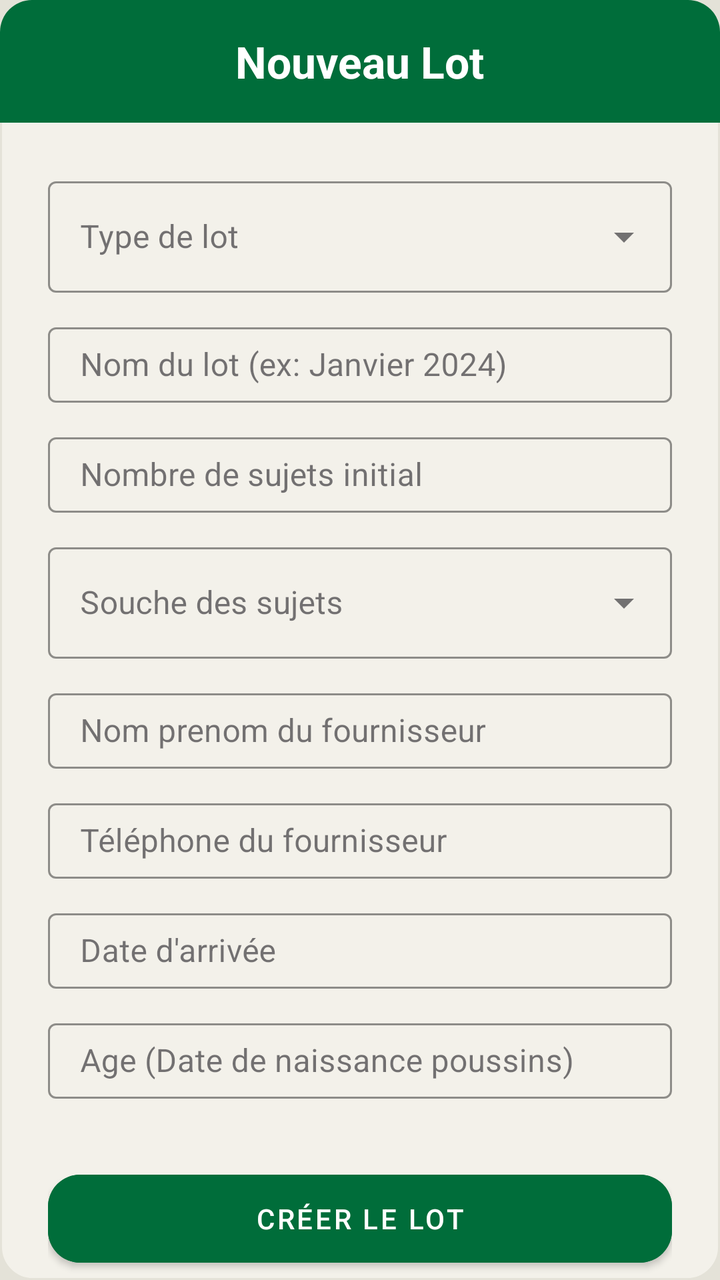
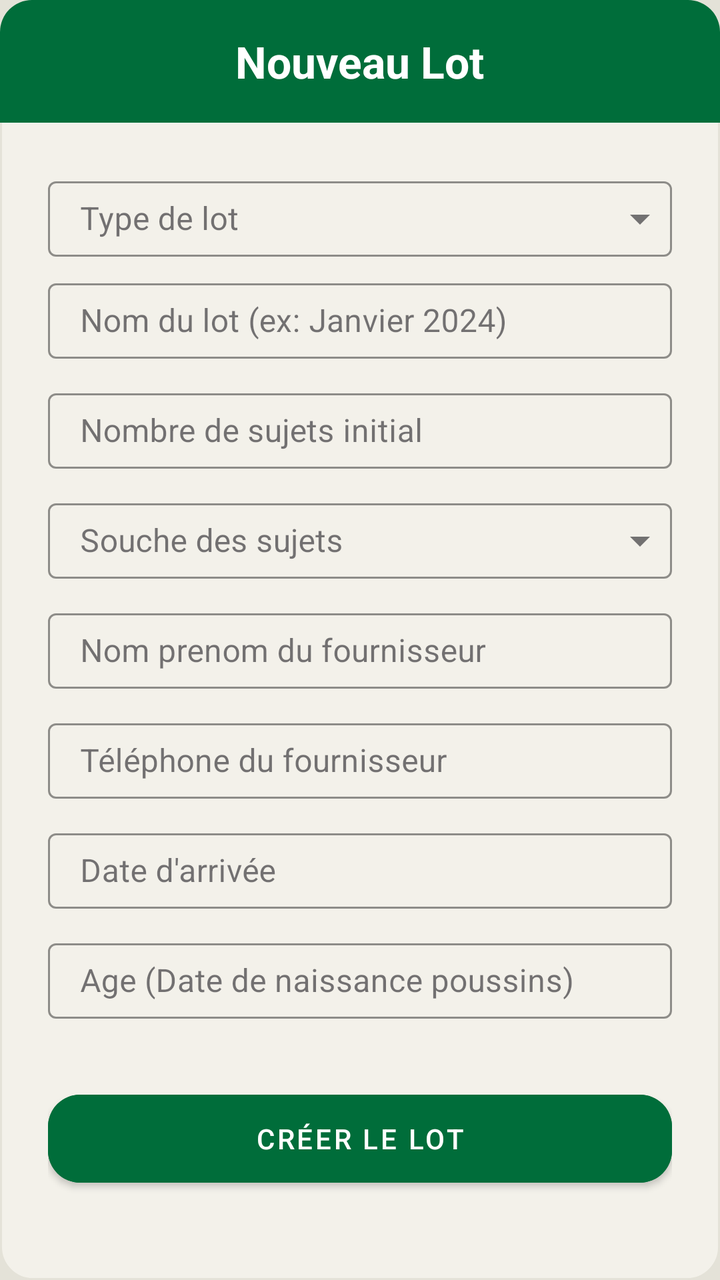

Screens rendered from an Android XML layout before and after an edit, with the pre-edit source and the edit as a unified diff.
<!-- AndroidManifest.xml: application theme Theme.Poulailler_copilot -->
<!-- res/layout/dialog_add_batch.xml -->
<?xml version="1.0" encoding="utf-8"?>
<androidx.core.widget.NestedScrollView xmlns:android="http://schemas.android.com/apk/res/android"
    xmlns:app="http://schemas.android.com/apk/res-auto"
    android:layout_width="match_parent"
    android:layout_height="wrap_content"
    android:background="@drawable/bg_dialog_dark">

    <LinearLayout
        android:layout_width="match_parent"
        android:layout_height="wrap_content"
        android:orientation="vertical">

        <LinearLayout
            android:layout_width="match_parent"
            android:layout_height="wrap_content"
            android:background="@drawable/bg_dialog_header"
            android:padding="16dp"
            android:gravity="center">
            <TextView
                android:layout_width="wrap_content"
                android:layout_height="wrap_content"
                android:text="Nouveau Lot"
                android:textColor="@color/white"
                android:textSize="22sp"
                android:textStyle="bold" />
        </LinearLayout>

        <LinearLayout
            android:layout_width="match_parent"
            android:layout_height="wrap_content"
            android:orientation="vertical"
            android:padding="24dp">

            <com.google.android.material.textfield.TextInputLayout
                android:layout_width="match_parent"
                android:layout_height="wrap_content"
                android:layout_marginBottom="12dp"
                android:hint="Type de lot"
                app:hintTextColor="@color/text_secondary"
                app:boxStrokeColor="@color/primary"
                style="@style/Widget.MaterialComponents.TextInputLayout.OutlinedBox.ExposedDropdownMenu">
                <AutoCompleteTextView
                    android:id="@+id/actvBatchType"
                    android:layout_width="match_parent"
                    android:layout_height="wrap_content"
                    android:inputType="none"
                    android:textColor="@color/text_primary" />
            </com.google.android.material.textfield.TextInputLayout>

            <com.google.android.material.textfield.TextInputLayout
                android:layout_width="match_parent"
                android:layout_height="wrap_content"
                android:hint="Nom du lot (ex: Janvier 2024)"
                app:hintTextColor="@color/text_secondary"
                app:boxStrokeColor="@color/primary"
                style="@style/Widget.MaterialComponents.TextInputLayout.OutlinedBox.Dense">
                <com.google.android.material.textfield.TextInputEditText
        style="@style/Widget.App.TextInputEditText"
                    android:id="@+id/etBatchName"
                    android:layout_width="match_parent"
                    android:layout_height="wrap_content"
                    android:inputType="textCapWords"
                    android:textColor="@color/text_primary" />
            </com.google.android.material.textfield.TextInputLayout>

            <com.google.android.material.textfield.TextInputLayout
                android:layout_width="match_parent"
                android:layout_height="wrap_content"
                android:layout_marginTop="12dp"
                android:hint="Nombre de sujets initial"
                app:hintTextColor="@color/text_secondary"
                app:boxStrokeColor="@color/primary"
                style="@style/Widget.MaterialComponents.TextInputLayout.OutlinedBox.Dense">
                <com.google.android.material.textfield.TextInputEditText
        style="@style/Widget.App.TextInputEditText"
                    android:id="@+id/etHensCount"
                    android:layout_width="match_parent"
                    android:layout_height="wrap_content"
                    android:inputType="number"
                    android:textColor="@color/text_primary" />
            </com.google.android.material.textfield.TextInputLayout>

            <com.google.android.material.textfield.TextInputLayout
                android:layout_width="match_parent"
                android:layout_height="wrap_content"
                android:layout_marginTop="12dp"
                android:hint="Souche des sujets"
                app:hintTextColor="@color/text_secondary"
                app:boxStrokeColor="@color/primary"
                style="@style/Widget.MaterialComponents.TextInputLayout.OutlinedBox.ExposedDropdownMenu">
                <AutoCompleteTextView
                    android:id="@+id/actvHenBreed"
                    android:layout_width="match_parent"
                    android:layout_height="wrap_content"
                    android:inputType="none"
                    android:textColor="@color/text_primary" />
            </com.google.android.material.textfield.TextInputLayout>

            <com.google.android.material.textfield.TextInputLayout
                android:layout_width="match_parent"
                android:layout_height="wrap_content"
                android:layout_marginTop="12dp"
                android:hint="Nom prenom du fournisseur"
                app:hintTextColor="@color/text_secondary"
                app:boxStrokeColor="@color/primary"
                style="@style/Widget.MaterialComponents.TextInputLayout.OutlinedBox.Dense">
                <com.google.android.material.textfield.TextInputEditText
        style="@style/Widget.App.TextInputEditText"
                    android:id="@+id/etProviderName"
                    android:layout_width="match_parent"
                    android:layout_height="wrap_content"
                    android:inputType="textCapWords"
                    android:textColor="@color/text_primary" />
            </com.google.android.material.textfield.TextInputLayout>

            <com.google.android.material.textfield.TextInputLayout
                android:layout_width="match_parent"
                android:layout_height="wrap_content"
                android:layout_marginTop="12dp"
                android:hint="Téléphone du fournisseur"
                app:hintTextColor="@color/text_secondary"
                app:boxStrokeColor="@color/primary"
                style="@style/Widget.MaterialComponents.TextInputLayout.OutlinedBox.Dense">
                <com.google.android.material.textfield.TextInputEditText
        style="@style/Widget.App.TextInputEditText"
                    android:id="@+id/etProviderPhone"
                    android:layout_width="match_parent"
                    android:layout_height="wrap_content"
                    android:inputType="phone"
                    android:textColor="@color/text_primary" />
            </com.google.android.material.textfield.TextInputLayout>

            <com.google.android.material.textfield.TextInputLayout
                android:layout_width="match_parent"
                android:layout_height="wrap_content"
                android:layout_marginTop="12dp"
                android:hint="Date d'arrivée"
                app:hintTextColor="@color/text_secondary"
                app:boxStrokeColor="@color/primary"
                style="@style/Widget.MaterialComponents.TextInputLayout.OutlinedBox.Dense">
                <com.google.android.material.textfield.TextInputEditText
        style="@style/Widget.App.TextInputEditText"
                    android:id="@+id/etArrivalDate"
                    android:layout_width="match_parent"
                    android:layout_height="wrap_content"
                    android:focusable="false"
                    android:clickable="true"
                    android:textColor="@color/text_primary" />
            </com.google.android.material.textfield.TextInputLayout>

            <com.google.android.material.textfield.TextInputLayout
                android:layout_width="match_parent"
                android:layout_height="wrap_content"
                android:layout_marginTop="12dp"
                android:hint="Age (Date de naissance poussins)"
                app:hintTextColor="@color/text_secondary"
                app:boxStrokeColor="@color/primary"
                style="@style/Widget.MaterialComponents.TextInputLayout.OutlinedBox.Dense">
                <com.google.android.material.textfield.TextInputEditText
        style="@style/Widget.App.TextInputEditText"
                    android:id="@+id/etBirthDate"
                    android:layout_width="match_parent"
                    android:layout_height="wrap_content"
                    android:focusable="false"
                    android:clickable="true"
                    android:textColor="@color/text_primary" />
            </com.google.android.material.textfield.TextInputLayout>

            <com.google.android.material.button.MaterialButton
                android:id="@+id/btnSaveBatch"
                android:layout_width="match_parent"
                android:layout_height="56dp"
                android:layout_marginTop="32dp"
                android:text="CRÉER LE LOT"
                android:backgroundTint="@color/primary"
                android:textColor="@color/white"
                app:cornerRadius="16dp" />
        </LinearLayout>
    </LinearLayout>
</androidx.core.widget.NestedScrollView>
<!-- resources referenced by this layout -->
<resources>
  <color name="primary">#006D3A</color>
  <color name="text_primary">#1C1B1F</color>
  <color name="text_secondary">#49454F</color>
  <color name="white">#FFFFFFFF</color>
  <!-- drawable bg_dialog_dark (drawable) -->
  <?xml version="1.0" encoding="utf-8"?>
  <shape xmlns:android="http://schemas.android.com/apk/res/android">
      <solid android:color="@color/surface" />
      <stroke
          android:width="1dp"
          android:color="@color/off_white" />
      <corners android:radius="16dp" />
  </shape>
  <!-- drawable bg_dialog_header (drawable) -->
  <?xml version="1.0" encoding="utf-8"?>
  <shape xmlns:android="http://schemas.android.com/apk/res/android">
      <solid android:color="@color/primary" />
      <corners
          android:topLeftRadius="16dp"
          android:topRightRadius="16dp" />
  </shape>
  <style name="Widget.App.TextInputEditText" parent="Widget.MaterialComponents.TextInputEditText.OutlinedBox.Dense">
          <item name="android:paddingTop">8dp</item>
          <item name="android:paddingBottom">8dp</item>
          <item name="android:minHeight">0dp</item>
      </style>
  <style name="Theme.Poulailler_copilot" parent="Theme.MaterialComponents.DayNight.NoActionBar">
          
          <item name="colorPrimary">@color/primary</item>
          <item name="colorPrimaryVariant">@color/primary_variant</item>
          <item name="colorOnPrimary">@color/white</item>
  
          
          <item name="colorSecondary">@color/secondary</item>
          <item name="colorSecondaryVariant">@color/secondary_variant</item>
          <item name="colorOnSecondary">@color/white</item>
  
          
          <item name="android:windowBackground">@color/background</item>
          <item name="colorSurface">@color/surface</item>
          <item name="colorOnSurface">@color/text_primary</item>
          <item name="colorOnSurfaceVariant">@color/text_secondary</item>
  
          
          <item name="android:textColorPrimary">@color/text_primary</item>
          <item name="android:textColorSecondary">@color/text_secondary</item>
  
          
          <item name="android:statusBarColor">?attr/colorPrimaryVariant</item>
  
          
          <item name="materialCardViewStyle">@style/Widget.App.CardView</item>
          <item name="shapeAppearanceLargeComponent">@style/ShapeAppearance.App.LargeComponent</item>
  
          
          <item name="editTextStyle">@style/Widget.App.TextInputEditText</item>
          <item name="textInputStyle">@style/Widget.App.TextInputLayout</item>
  
          
          <item name="materialAlertDialogTheme">@style/ThemeOverlay.App.MaterialAlertDialog</item>
          <item name="alertDialogTheme">@style/ThemeOverlay.App.MaterialAlertDialog</item>
      </style>
  <color name="surface">#F3F1EA</color>
  <color name="off_white">#E4E2D8</color>
  <color name="primary_variant">#004D22</color>
  <color name="secondary">#43A047</color>
  <color name="secondary_variant">#2E7D32</color>
  <color name="background">@color/off_white</color>
  <style name="Widget.App.CardView" parent="Widget.MaterialComponents.CardView">
          <item name="cardElevation">2dp</item>
          <item name="cardCornerRadius">16dp</item>
          <item name="cardBackgroundColor">@color/surface</item>
          <item name="strokeWidth">0dp</item>
      </style>
  <style name="ShapeAppearance.App.LargeComponent" parent="ShapeAppearance.MaterialComponents.LargeComponent">
          <item name="cornerFamily">rounded</item>
          <item name="cornerSize">16dp</item>
      </style>
  <style name="Widget.App.TextInputLayout" parent="Widget.MaterialComponents.TextInputLayout.OutlinedBox.Dense" />
  <style name="ThemeOverlay.App.MaterialAlertDialog" parent="ThemeOverlay.MaterialComponents.MaterialAlertDialog">
          <item name="colorSurface">@color/surface</item>
          <item name="colorOnSurface">@color/text_primary</item>
          <item name="android:textColorPrimary">@color/text_primary</item>
      </style>
</resources>

<!-- the commit's change to res/layout/dialog_add_batch.xml (unified diff, before → after) -->
@@ -34,15 +34,19 @@
             <com.google.android.material.textfield.TextInputLayout
                 android:layout_width="match_parent"
                 android:layout_height="wrap_content"
-                android:layout_marginBottom="12dp"
+                android:layout_marginBottom="8dp"
                 android:hint="Type de lot"
                 app:hintTextColor="@color/text_secondary"
                 app:boxStrokeColor="@color/primary"
-                style="@style/Widget.MaterialComponents.TextInputLayout.OutlinedBox.ExposedDropdownMenu">
+                style="@style/Widget.MaterialComponents.TextInputLayout.OutlinedBox.Dense.ExposedDropdownMenu"
+            app:endIconMinSize="32dp">
                 <AutoCompleteTextView
                     android:id="@+id/actvBatchType"
                     android:layout_width="match_parent"
                     android:layout_height="wrap_content"
+                    android:minHeight="0dp"
+                    android:paddingTop="8dp"
+                    android:paddingBottom="8dp"
                     android:inputType="none"
                     android:textColor="@color/text_primary" />
             </com.google.android.material.textfield.TextInputLayout>
@@ -87,11 +91,15 @@
                 android:hint="Souche des sujets"
                 app:hintTextColor="@color/text_secondary"
                 app:boxStrokeColor="@color/primary"
-                style="@style/Widget.MaterialComponents.TextInputLayout.OutlinedBox.ExposedDropdownMenu">
+                style="@style/Widget.MaterialComponents.TextInputLayout.OutlinedBox.Dense.ExposedDropdownMenu"
+            app:endIconMinSize="32dp">
                 <AutoCompleteTextView
                     android:id="@+id/actvHenBreed"
                     android:layout_width="match_parent"
                     android:layout_height="wrap_content"
+                    android:minHeight="0dp"
+                    android:paddingTop="8dp"
+                    android:paddingBottom="8dp"
                     android:inputType="none"
                     android:textColor="@color/text_primary" />
             </com.google.android.material.textfield.TextInputLayout>
